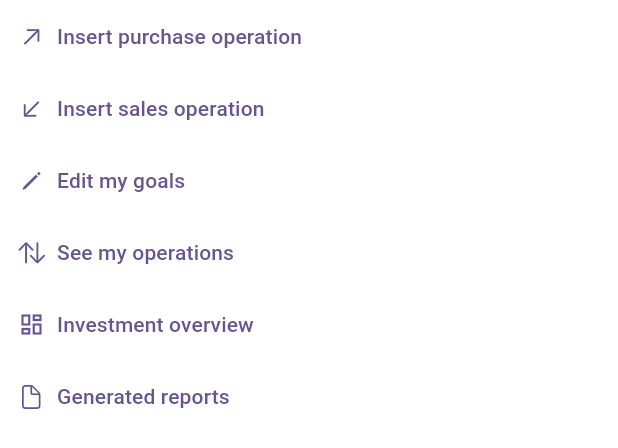
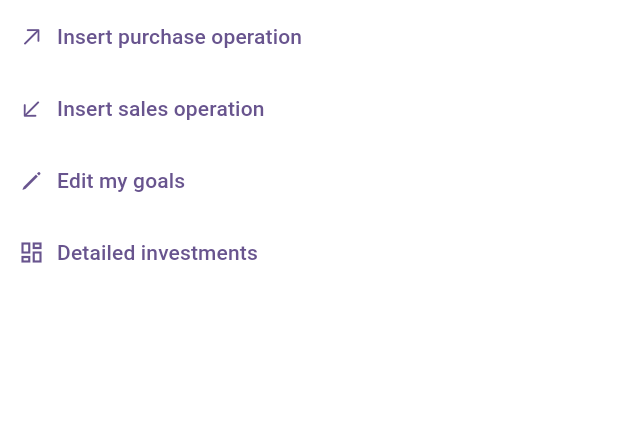
Before and after one commit to eduardoazvd17/investhelper, a Flutter app: the QuickActionsWidget widget shown alone on an empty page, opened directly, on a phone screen of 412 x 824 dp. Shown: the top 448 px of the screen. Run offline on Flutter 3.47's test engine with Material 3 defaults, Android fonts, the phone set to English and light mode, and no system bars; our stand-ins replace fl_chart, lottie; generated files the repository leaves out were written again.

Commit message:
Changing home screen

```diff
--- a/lib/src/features/investments/widgets/quick_actions_widget.dart
+++ b/lib/src/features/investments/widgets/quick_actions_widget.dart
@@ -28,18 +28,8 @@ class QuickActionsWidget extends StatelessWidget {
         ),
         TextButton.icon(
           onPressed: () {},
-          icon: const Icon(CupertinoIcons.arrow_up_arrow_down),
-          label: Text(AppLocalizations.of(context)!.seeMyOperations),
-        ),
-        TextButton.icon(
-          onPressed: () {},
           icon: const Icon(Icons.dashboard_outlined),
-          label: Text(AppLocalizations.of(context)!.investmentOverview),
-        ),
-        TextButton.icon(
-          onPressed: () {},
-          icon: const Icon(CupertinoIcons.doc),
-          label: Text(AppLocalizations.of(context)!.generatedReports),
+          label: Text(AppLocalizations.of(context)!.detailedInvestments),
         ),
       ],
     );
--- a/lib/src/l10n/app_en.arb
+++ b/lib/src/l10n/app_en.arb
@@ -41,6 +41,5 @@
     "insertPurchaseOperation": "Insert purchase operation",
     "insertSellOperation": "Insert sales operation",
     "editMyGoals": "Edit my goals",
-    "investmentOverview": "Investment overview",
-    "generatedReports": "Generated reports"
+    "detailedInvestments": "Detailed investments"
 }
--- a/lib/src/l10n/app_pt.arb
+++ b/lib/src/l10n/app_pt.arb
@@ -41,6 +41,5 @@
   "insertPurchaseOperation": "Inserir operação de compra",
   "insertSellOperation": "Inserir operação de venda",
   "editMyGoals": "Editar minhas metas",
-  "investmentOverview": "Visão geral dos investimentos",
-  "generatedReports": "Relatórios gerados"
+  "detailedInvestments": "Investimentos detalhados"
 }
```
Also changed, not shown: lib/src/features/investments/views/investments_page.dart (+7 -14 lines), lib/src/features/investments/widgets/investments_resume_card.dart (+0 -7 lines).
